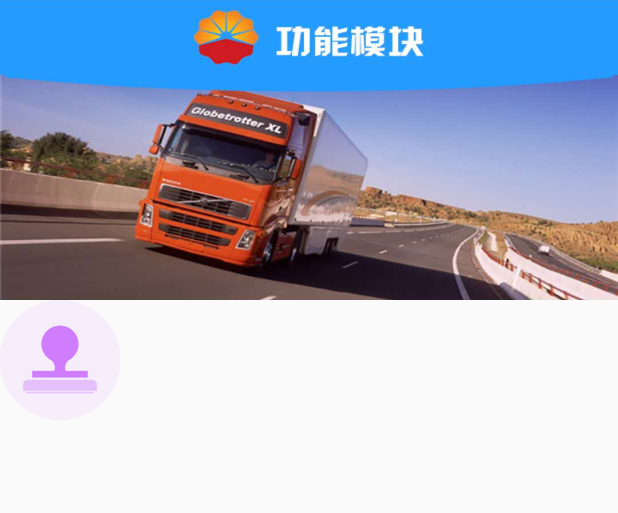
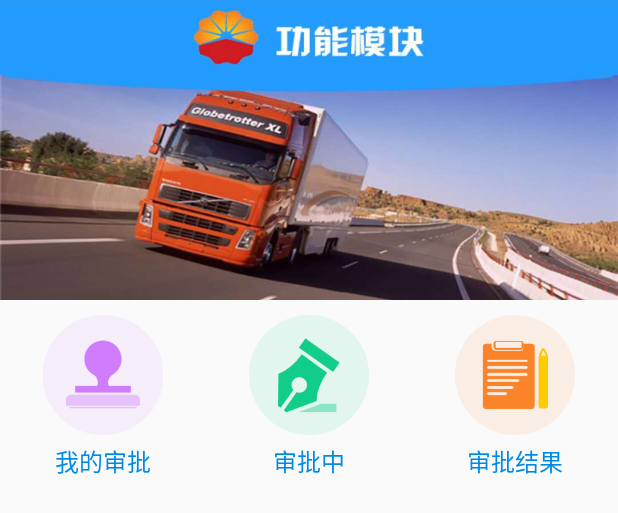
Before and after one commit to dawei1980/ChinaOilProject, an Android app: the layout frag_approval.xml on its own in the app's theme, with its tools: preview values and no code run, on a phone screen of 412 x 824 dp. Shown: the top 513 px of the screen. Run offline under Robolectric (Android 15) with nearby library versions, the phone set to English and light mode, and no system bars.

Commit message:
add mine

```diff
--- a/app/src/main/res/layout/frag_approval.xml
+++ b/app/src/main/res/layout/frag_approval.xml
@@ -1,5 +1,6 @@
 <?xml version="1.0" encoding="utf-8"?>
 <LinearLayout xmlns:android="http://schemas.android.com/apk/res/android"
+    xmlns:tools="http://schemas.android.com/tools"
     android:layout_width="match_parent"
     android:layout_height="match_parent"
     android:orientation="vertical">
@@ -12,16 +13,75 @@
     <LinearLayout
         android:layout_width="match_parent"
         android:layout_height="wrap_content"
-        android:orientation="horizontal">
+        android:orientation="horizontal"
+        android:layout_marginTop="@dimen/dp_10">
         <LinearLayout
             android:id="@+id/approval_layout"
             android:layout_width="match_parent"
             android:layout_height="wrap_content"
-            android:orientation="vertical">
+            android:orientation="vertical"
+            android:layout_weight="1"
+            android:gravity="center">
             <ImageView
                 android:layout_width="@dimen/dp_80"
                 android:layout_height="@dimen/dp_80"
                 android:background="@mipmap/approval_icon"/>
+            <TextView
+                android:layout_width="wrap_content"
+                android:layout_height="wrap_content"
+                android:text="@string/my_approval"
+                android:textColor="@color/blue_text"
+                android:layout_marginTop="@dimen/dp_5"
+                android:textSize="@dimen/dp_16"
+                tools:ignore="SpUsage" />
+        </LinearLayout>
+        <LinearLayout
+            android:id="@+id/office_layout"
+            android:layout_width="match_parent"
+            android:layout_height="wrap_content"
+            android:orientation="vertical"
+            android:layout_weight="1"
+            android:gravity="center">
+            <ImageView
+                android:layout_width="@dimen/dp_80"
+                android:layout_height="@dimen/dp_80"
+                android:background="@mipmap/sign"/>
+            <TextView
+                android:layout_width="wrap_content"
+                android:layout_height="wrap_content"
+                android:text="@string/under_approval"
+                android:textColor="@color/blue_text"
+                android:layout_marginTop="@dimen/dp_5"
+                android:textSize="@dimen/dp_16"
+                tools:ignore="SpUsage" />
+        </LinearLayout>
+        <LinearLayout
+            android:id="@+id/chart_layout"
+            android:layout_width="match_parent"
+            android:layout_height="wrap_content"
+            android:orientation="vertical"
+            android:layout_weight="1"
+            android:gravity="center">
+            <ImageView
+                android:layout_width="@dimen/dp_80"
+                android:layout_height="@dimen/dp_80"
+                android:background="@mipmap/write_record"/>
+            <TextView
+                android:layout_width="wrap_content"
+                android:layout_height="wrap_content"
+                android:text="@string/approval_result"
+                android:textColor="@color/blue_text"
+                android:layout_marginTop="@dimen/dp_5"
+                android:textSize="@dimen/dp_16"
+                tools:ignore="SpUsage" />
         </LinearLayout>
     </LinearLayout>
+
+    <LinearLayout
+        android:layout_width="match_parent"
+        android:layout_height="wrap_content"
+        android:orientation="horizontal"
+        android:layout_marginTop="@dimen/dp_10">
+
+    </LinearLayout>
 </LinearLayout>
--- a/app/src/main/res/values/strings.xml
+++ b/app/src/main/res/values/strings.xml
@@ -5,6 +5,10 @@
     <string name="exam_text">考核</string>
     <string name="home_text">首页</string>
     <string name="approval_text">审批</string>
+
+    <string name="my_approval">我的审批</string>
+    <string name="under_approval">审批中</string>
+    <string name="approval_result">审批结果</string>
 
     <string name="setting">设置</string>
     <string name="str_usercenter_feedback_kf">客服</string>
```
Also changed, not shown: app/src/main/res/mipmap-hdpi/chart.png (added), app/src/main/res/mipmap-hdpi/sign.png (added), app/src/main/res/mipmap-hdpi/write_record.png (added).
